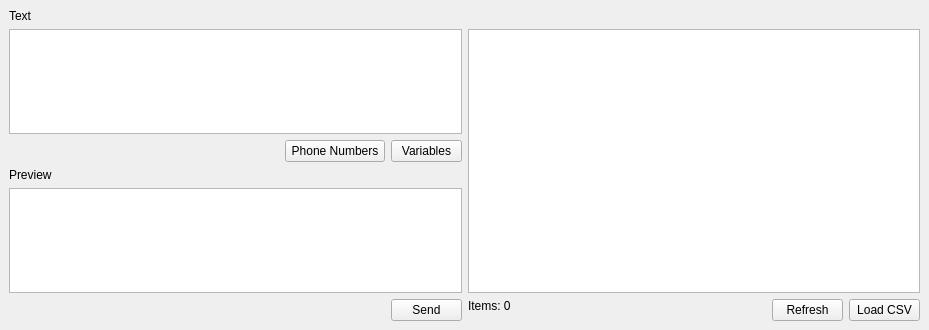
The window that ui/main_window.ui (RobbyDesrosiers/QuickText) describes before a commit, drawn with Qt 5.
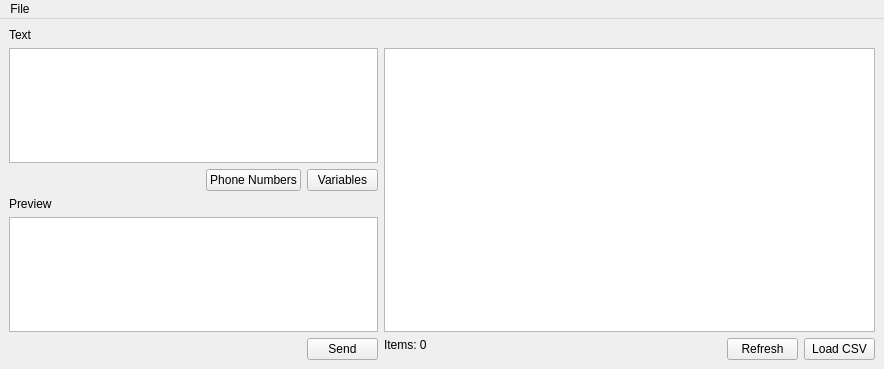
The same window after the commit. Custom widgets are drawn as their Qt base class.

Diff of the .ui file:
```diff
--- a/ui/main_window.ui
+++ b/ui/main_window.ui
@@ -6,26 +6,26 @@
    <rect>
     <x>0</x>
     <y>0</y>
-    <width>929</width>
-    <height>330</height>
+    <width>884</width>
+    <height>369</height>
    </rect>
   </property>
   <property name="windowTitle">
    <string>MainWindow</string>
   </property>
   <widget class="QWidget" name="centralwidget">
-   <layout class="QGridLayout" name="gridLayout_4">
-    <item row="0" column="0">
-     <layout class="QGridLayout" name="gridLayout_2">
+   <layout class="QGridLayout" name="gridLayout_4" columnstretch="3,4">
+    <item row="1" column="0">
+     <layout class="QGridLayout" name="gridLayout">
       <item row="0" column="0">
-       <widget class="QLabel" name="lbl_text">
+       <widget class="QLabel" name="lbl_preview">
         <property name="text">
-         <string>Text</string>
+         <string>Preview</string>
         </property>
        </widget>
       </item>
-      <item row="1" column="0" colspan="4">
-       <widget class="Textbox" name="ent_text_field">
+      <item row="1" column="0" colspan="2">
+       <widget class="QTextEdit" name="ent_preview">
         <property name="maximumSize">
          <size>
           <width>800</width>
@@ -35,42 +35,7 @@
        </widget>
       </item>
       <item row="2" column="1">
-       <widget class="QLabel" name="lbl_selected_phone_number">
-        <property name="maximumSize">
-         <size>
-          <width>100</width>
-          <height>16777215</height>
-         </size>
-        </property>
-        <property name="text">
-         <string/>
-        </property>
-        <property name="alignment">
-         <set>Qt::AlignRight|Qt::AlignTrailing|Qt::AlignVCenter</set>
-        </property>
-       </widget>
-      </item>
-      <item row="2" column="2">
-       <widget class="VariableButton" name="btn_phone_numbers">
-        <property name="minimumSize">
-         <size>
-          <width>80</width>
-          <height>0</height>
-         </size>
-        </property>
-        <property name="maximumSize">
-         <size>
-          <width>100</width>
-          <height>16777215</height>
-         </size>
-        </property>
-        <property name="text">
-         <string>Phone Numbers</string>
-        </property>
-       </widget>
-      </item>
-      <item row="2" column="3">
-       <widget class="VariableButton" name="btn_variables">
+       <widget class="QPushButton" name="btn_send_message">
         <property name="maximumSize">
          <size>
           <width>71</width>
@@ -78,7 +43,7 @@
          </size>
         </property>
         <property name="text">
-         <string>Variables</string>
+         <string>Send</string>
         </property>
        </widget>
       </item>
@@ -144,17 +109,17 @@
       </item>
      </layout>
     </item>
-    <item row="1" column="0">
-     <layout class="QGridLayout" name="gridLayout">
+    <item row="0" column="0">
+     <layout class="QGridLayout" name="gridLayout_2">
       <item row="0" column="0">
-       <widget class="QLabel" name="lbl_preview">
+       <widget class="QLabel" name="lbl_text">
         <property name="text">
-         <string>Preview</string>
+         <string>Text</string>
         </property>
        </widget>
       </item>
-      <item row="1" column="0" colspan="2">
-       <widget class="QTextEdit" name="ent_preview">
+      <item row="1" column="0" colspan="4">
+       <widget class="Textbox" name="ent_text_field">
         <property name="maximumSize">
          <size>
           <width>800</width>
@@ -164,7 +129,42 @@
        </widget>
       </item>
       <item row="2" column="1">
-       <widget class="QPushButton" name="btn_send_message">
+       <widget class="QLabel" name="lbl_selected_phone_number">
+        <property name="maximumSize">
+         <size>
+          <width>100</width>
+          <height>16777215</height>
+         </size>
+        </property>
+        <property name="text">
+         <string/>
+        </property>
+        <property name="alignment">
+         <set>Qt::AlignRight|Qt::AlignTrailing|Qt::AlignVCenter</set>
+        </property>
+       </widget>
+      </item>
+      <item row="2" column="2">
+       <widget class="VariableButton" name="btn_phone_numbers">
+        <property name="minimumSize">
+         <size>
+          <width>80</width>
+          <height>0</height>
+         </size>
+        </property>
+        <property name="maximumSize">
+         <size>
+          <width>100</width>
+          <height>16777215</height>
+         </size>
+        </property>
+        <property name="text">
+         <string>Phone Numbers</string>
+        </property>
+       </widget>
+      </item>
+      <item row="2" column="3">
+       <widget class="VariableButton" name="btn_variables">
         <property name="maximumSize">
          <size>
           <width>71</width>
@@ -172,7 +172,7 @@
          </size>
         </property>
         <property name="text">
-         <string>Send</string>
+         <string>Variables</string>
         </property>
        </widget>
       </item>
@@ -185,10 +185,17 @@
     <rect>
      <x>0</x>
      <y>0</y>
-     <width>929</width>
+     <width>884</width>
      <height>21</height>
     </rect>
    </property>
+   <widget class="QMenu" name="menuFile">
+    <property name="title">
+     <string>File</string>
+    </property>
+    <addaction name="actionMessages"/>
+   </widget>
+   <addaction name="menuFile"/>
   </widget>
  </widget>
  <customwidgets>
```
Left out of the diff: 10 changed lines with no effect on the pictures.
